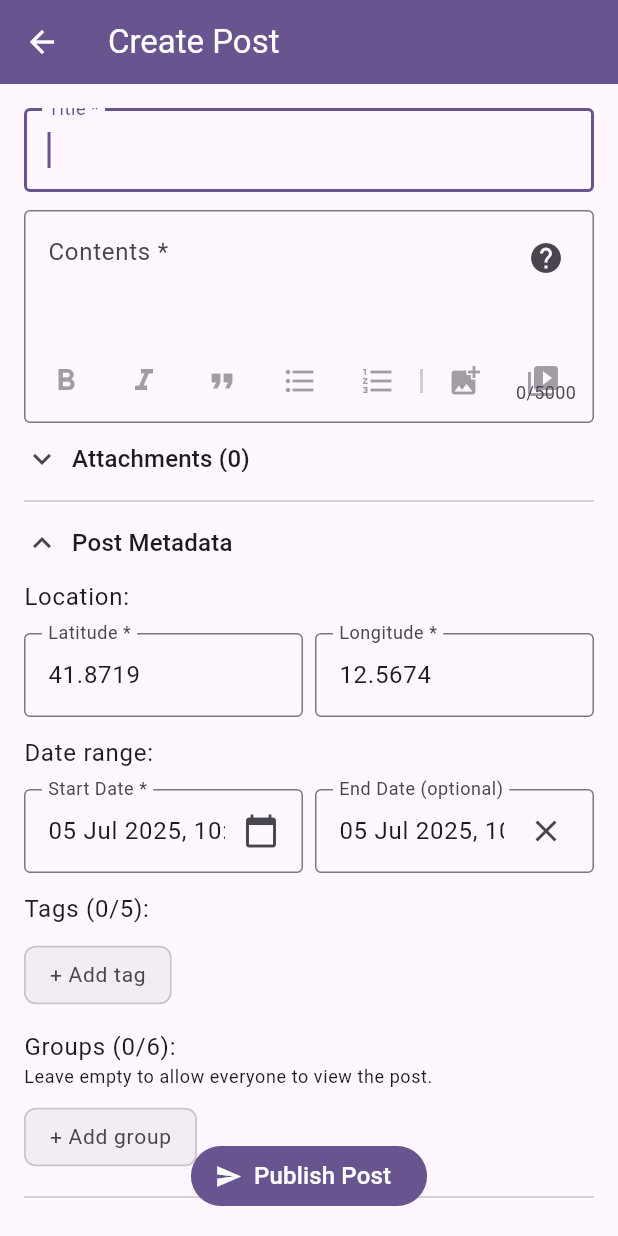
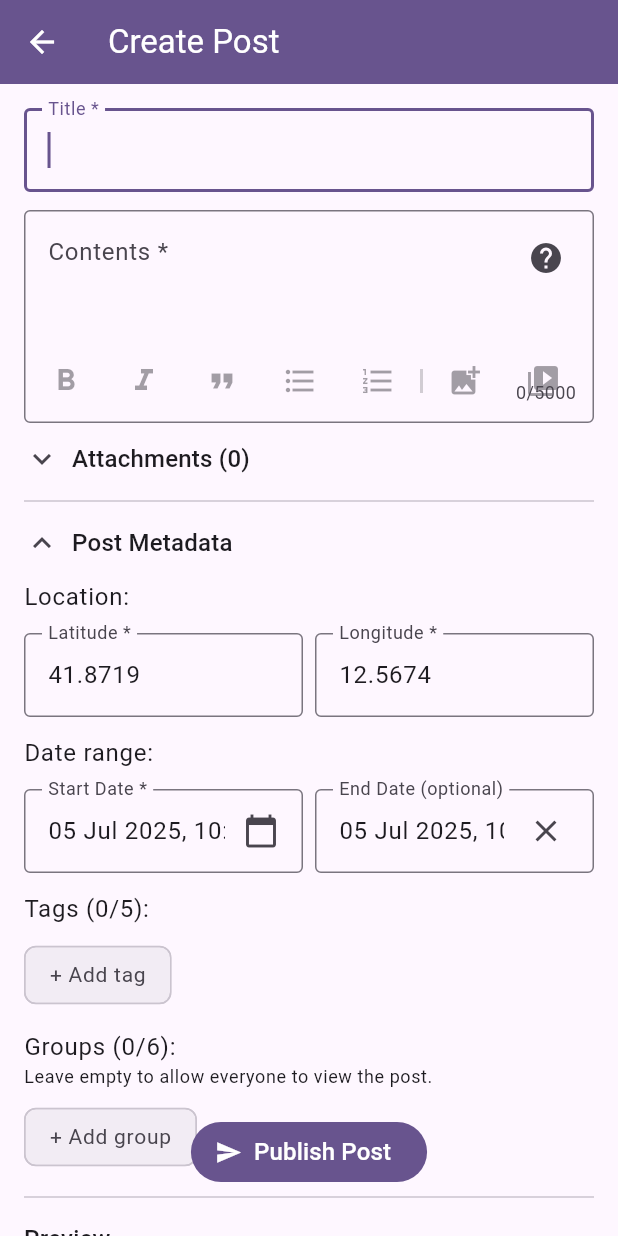
Before and after one commit to Nowaha/assignment_sem6, a Flutter app: the CreatePost screen opened by its route, on a phone screen of 412 x 824 dp. Run offline on Flutter 3.47's test engine with Material 3 defaults, Android fonts, the phone set to English and light mode, and no system bars; our stand-ins replace chewie, file_picker, flutter_map, go_router, latlong2, share_plus and 1 more; missing offline and left inert: bcrypt, flutter_map_marker_cluster, markdown_widget, mutex; accounts and stored records are empty; statements that could not run were skipped.

Commit message:
Fix padding on create post page

```diff
--- a/lib/screens/post/createpost.dart
+++ b/lib/screens/post/createpost.dart
@@ -141,6 +141,7 @@ class _CreatePostState extends State<CreatePost> with FormMixin {
     return Screen(
       title: Text("Create Post"),
       floatingActionButtonLocation: FloatingActionButtonLocation.centerFloat,
+      padding: EdgeInsets.zero,
       child: Align(
         alignment: Alignment.topCenter,
         child: SizedBox(
@@ -148,7 +149,7 @@ class _CreatePostState extends State<CreatePost> with FormMixin {
           child: Stack(
             children: [
               SingleChildScrollView(
-                padding: const EdgeInsets.only(bottom: 48),
+                padding: Screen.defaultPadding.copyWith(bottom: 80),
                 child: Column(
                   mainAxisAlignment: MainAxisAlignment.start,
                   crossAxisAlignment: CrossAxisAlignment.start,
@@ -362,7 +363,7 @@ class _CreatePostState extends State<CreatePost> with FormMixin {
                 ),
               ),
               Positioned(
-                bottom: 0,
+                bottom: 32,
                 left: 0,
                 right: 0,
                 child: Align(
```
